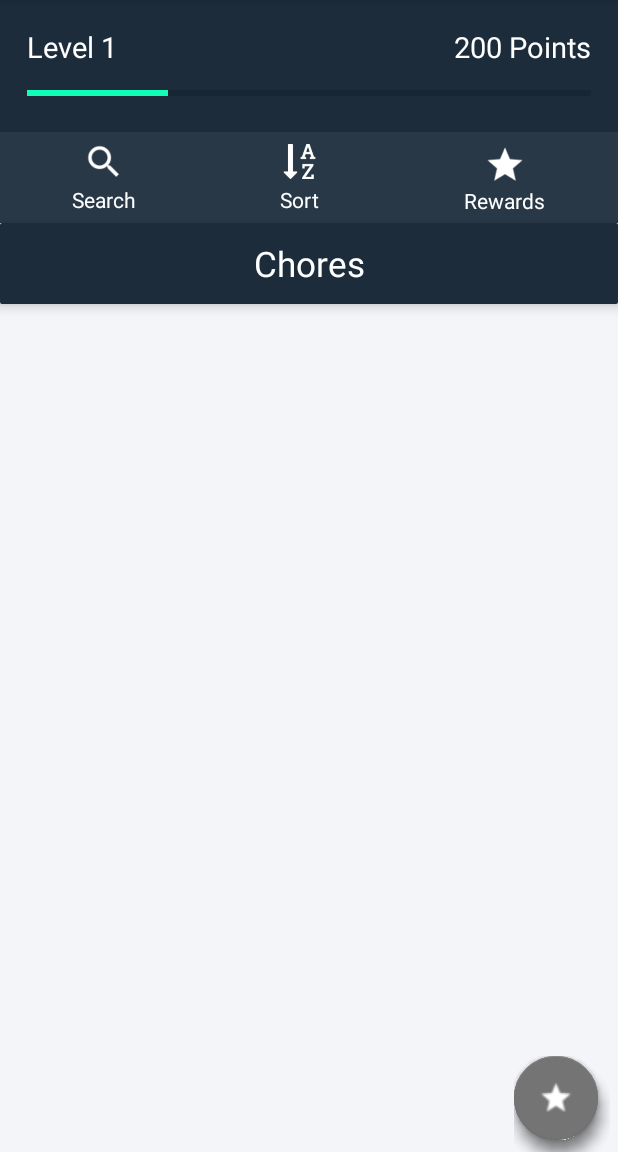
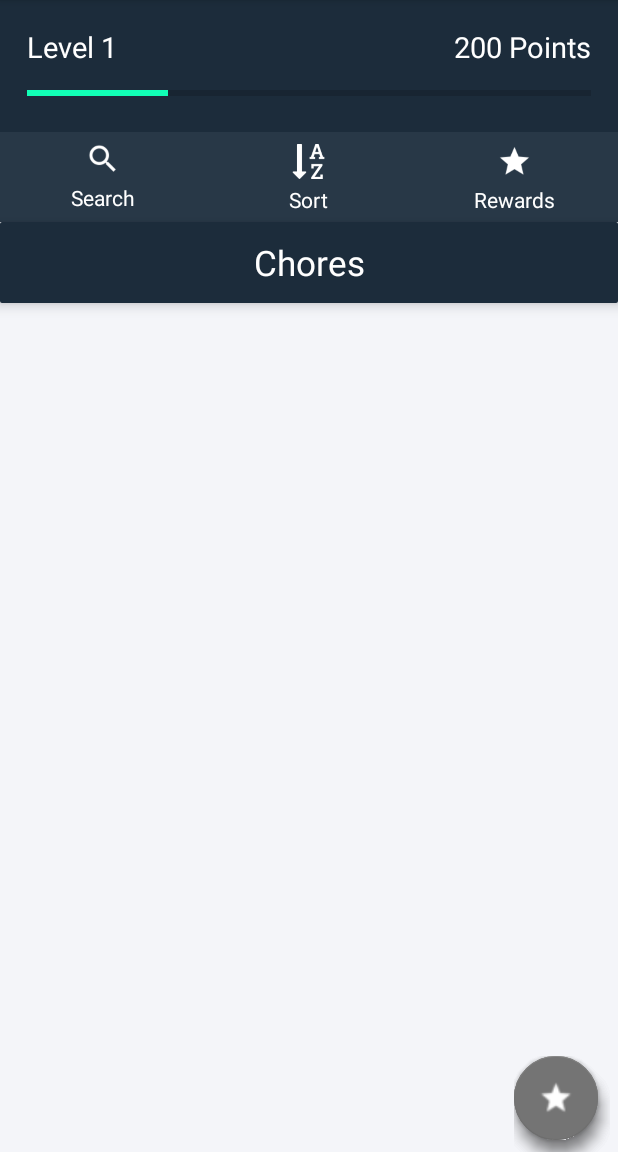
Before and after one commit to franchong/MOBAPDE-S19-iCanDoV3, an Android app: the TaskListActivity screen opened directly, with no data from a screen before it, on a phone screen of 412 x 824 dp, the part 84-1236 px from its top. Run offline under Robolectric (Android 15) with nearby library versions, the phone set to English and light mode, and no system bars; libraries missing offline, so code that uses them is left out: com.github.clans.fab; plain views replace FloatingActionButton, FloatingActionMenu; 7 statements that could not run were skipped.

Commit message:
Edited layouts

```diff
--- a/app/src/main/res/layout/activity_task_list.xml
+++ b/app/src/main/res/layout/activity_task_list.xml
@@ -49,12 +49,12 @@
             android:layout_width="match_parent"
             android:layout_height="wrap_content"
             android:orientation="horizontal"
-            android:layout_alignBottom="@+id/rl_header"
-            android:background="#283847">
+            android:background="#283847"
+            android:layout_alignBottom="@+id/rl_header">
 
             <LinearLayout
                 android:id="@+id/ll_search"
-                android:layout_width="wrap_content"
+                android:layout_width="0dp"
                 android:layout_height="wrap_content"
                 android:orientation="vertical"
                 android:layout_weight="1"
@@ -64,12 +64,12 @@
                 android:background="@drawable/header_ripple">
 
                 <ImageView
-                    android:layout_width="28dp"
-                    android:layout_height="28dp"
+                    android:layout_width="24dp"
+                    android:layout_height="24dp"
                     android:background="@drawable/search"
                     android:scaleType="fitCenter"
                     android:layout_gravity="center"
-                    android:layout_marginBottom="1dp"/>
+                    android:layout_marginBottom="4dp"/>
 
                 <TextView
                     android:layout_width="wrap_content"
@@ -82,7 +82,7 @@
 
             <LinearLayout
                 android:id="@+id/ll_sort"
-                android:layout_width="wrap_content"
+                android:layout_width="0dp"
                 android:layout_height="wrap_content"
                 android:orientation="vertical"
                 android:layout_weight="1"
@@ -110,7 +110,7 @@
 
             <LinearLayout
                 android:id="@+id/ll_rewards"
-                android:layout_width="wrap_content"
+                android:layout_width="0dp"
                 android:layout_height="wrap_content"
                 android:orientation="vertical"
                 android:layout_weight="1"
@@ -120,11 +120,12 @@
                 android:background="@drawable/header_ripple">
 
                 <ImageView
-                    android:layout_width="28dp"
-                    android:layout_height="28dp"
+                    android:layout_width="23dp"
+                    android:layout_height="23dp"
                     android:background="@drawable/reward"
                     android:scaleType="fitCenter"
-                    android:layout_gravity="center"/>
+                    android:layout_gravity="center"
+                    android:layout_marginBottom="4dp"/>
 
                 <TextView
                     android:layout_width="wrap_content"
```
Also changed, not shown: app/src/main/res/layout/activity_category_list.xml (+6 -5 lines).
